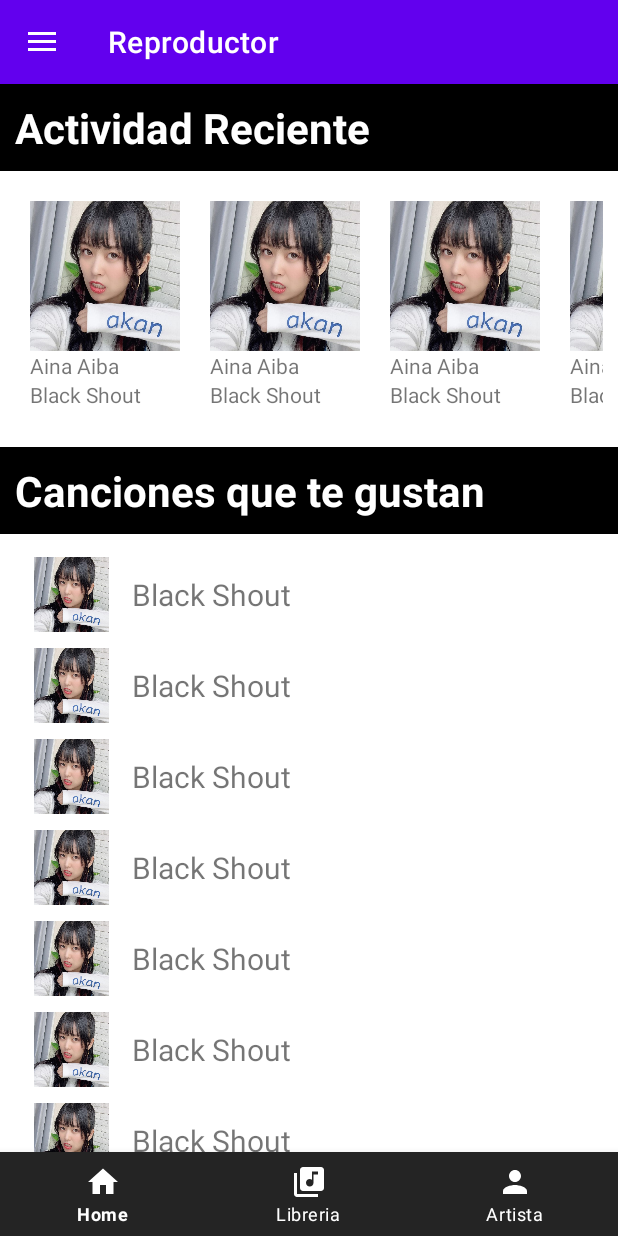
After one commit to Anthony-51/MusicAPP, an Android app: the fragment LibreriaFragment placed in its activity, on a phone screen of 412 x 824 dp. The commit adds this screen. Run offline under Robolectric (Android 15) with nearby library versions, the phone set to English and light mode, and no system bars.

Commit message:
Fragments Terminados y añadidos al menu inferior

```diff
--- /dev/null
+++ b/app/src/main/java/com/example/reproductor/Adapters/RecentActivityAdapter.java
@@ -0,0 +1,41 @@
+package com.example.reproductor.Adapters;
+
+import android.view.LayoutInflater;
+import android.view.View;
+import android.view.ViewGroup;
+
+import androidx.annotation.NonNull;
+import androidx.recyclerview.widget.RecyclerView;
+
+import com.example.reproductor.databinding.RowRecentActivityBinding;
+
+public class RecentActivityAdapter extends RecyclerView.Adapter<RecentActivityAdapter.ViewHolder> {
+
+    public RecentActivityAdapter() {
+    }
+
+    @NonNull
+    @Override
+    public RecentActivityAdapter.ViewHolder onCreateViewHolder(@NonNull ViewGroup parent, int viewType) {
+        RowRecentActivityBinding binding = RowRecentActivityBinding.inflate(LayoutInflater.from(parent.getContext()),parent,false);
+        return new ViewHolder(binding);
+    }
+
+    @Override
+    public void onBindViewHolder(@NonNull RecentActivityAdapter.ViewHolder holder, int position) {
+
+    }
+
+    @Override
+    public int getItemCount() {
+        return 6;
+    }
+
+    public class ViewHolder extends RecyclerView.ViewHolder {
+        private RowRecentActivityBinding binding;
+        public ViewHolder(RowRecentActivityBinding binding) {
+            super(binding.getRoot());
+            this.binding = binding;
+        }
+    }
+}
--- /dev/null
+++ b/app/src/main/java/com/example/reproductor/Adapters/SongLikesAdapter.java
@@ -0,0 +1,41 @@
+package com.example.reproductor.Adapters;
+
+import android.view.LayoutInflater;
+import android.view.ViewGroup;
+
+import androidx.annotation.NonNull;
+import androidx.recyclerview.widget.RecyclerView;
+
+import com.example.reproductor.databinding.RowSongLikesBinding;
+
+public class SongLikesAdapter extends RecyclerView.Adapter<SongLikesAdapter.ViewHolder> {
+
+    public SongLikesAdapter() {
+    }
+
+    @NonNull
+    @Override
+    public SongLikesAdapter.ViewHolder onCreateViewHolder(@NonNull ViewGroup parent, int viewType) {
+        RowSongLikesBinding binding = RowSongLikesBinding.inflate(LayoutInflater.from(parent.getContext()),parent,false);
+        return new ViewHolder(binding);
+    }
+
+    @Override
+    public void onBindViewHolder(@NonNull SongLikesAdapter.ViewHolder holder, int position) {
+
+    }
+
+    @Override
+    public int getItemCount() {
+        return 15;
+    }
+
+
+    public class ViewHolder extends RecyclerView.ViewHolder {
+        private RowSongLikesBinding vBinding;
+        public ViewHolder(RowSongLikesBinding binding) {
+            super(binding.getRoot());
+            this.vBinding = binding;
+        }
+    }
+}
--- a/app/src/main/java/com/example/reproductor/firstRowAdapter.java
+++ b/app/src/main/java/com/example/reproductor/Adapters/firstRowAdapter.java
@@ -1,4 +1,4 @@
-package com.example.reproductor;
+package com.example.reproductor.Adapters;
 
 import android.view.LayoutInflater;
 import android.view.View;
@@ -8,6 +8,8 @@ import android.widget.TextView;
 
 import androidx.annotation.NonNull;
 import androidx.recyclerview.widget.RecyclerView;
+
+import com.example.reproductor.R;
 
 public class firstRowAdapter extends RecyclerView.Adapter<firstRowAdapter.ViewHolder> {
 
--- /dev/null
+++ b/app/src/main/java/com/example/reproductor/Fragments/LibreriaFragment.java
@@ -0,0 +1,43 @@
+package com.example.reproductor.Fragments;
+
+import android.os.Bundle;
+
+import androidx.fragment.app.Fragment;
+import androidx.recyclerview.widget.GridLayoutManager;
+import androidx.recyclerview.widget.LinearLayoutManager;
+import androidx.recyclerview.widget.RecyclerView;
+
+import android.view.LayoutInflater;
+import android.view.View;
+import android.view.ViewGroup;
+
+import com.example.reproductor.Adapters.RecentActivityAdapter;
+import com.example.reproductor.Adapters.SongLikesAdapter;
+import com.example.reproductor.R;
+import com.example.reproductor.databinding.FragmentLibreriaBinding;
+
+public class LibreriaFragment extends Fragment {
+
+    private FragmentLibreriaBinding binding;
+    private RecentActivityAdapter activityAdapter;
+    private SongLikesAdapter likesAdapter;
+    private RecyclerView.LayoutManager gridLayout, linearLayout;
+    @Override
+    public View onCreateView(LayoutInflater inflater, ViewGroup container,
+                             Bundle savedInstanceState) {
+        // Inflate the layout for this fragment
+        binding =  FragmentLibreriaBinding.inflate(inflater, container, false);
+
+        linearLayout = new LinearLayoutManager(getContext(),LinearLayoutManager.VERTICAL,false);
+        gridLayout = new GridLayoutManager(getContext(),1, LinearLayoutManager.HORIZONTAL,false);
+        binding.recyclerLibrary.setLayoutManager(gridLayout);
+        binding.recyclerLikes.setLayoutManager(linearLayout);
+
+        activityAdapter = new RecentActivityAdapter();
+        likesAdapter = new SongLikesAdapter();
+        binding.recyclerLibrary.setAdapter(activityAdapter);
+        binding.recyclerLikes.setAdapter(likesAdapter);
+
+        return binding.getRoot();
+    }
+}
--- /dev/null
+++ b/app/src/main/java/com/example/reproductor/Fragments/gridFragmentRecycler.java
@@ -0,0 +1,33 @@
+package com.example.reproductor.Fragments;
+
+import android.os.Bundle;
+
+import androidx.fragment.app.Fragment;
+import androidx.recyclerview.widget.GridLayoutManager;
+import androidx.recyclerview.widget.LinearLayoutManager;
+import androidx.recyclerview.widget.RecyclerView;
+
+import android.view.LayoutInflater;
+import android.view.View;
+import android.view.ViewGroup;
+
+import com.example.reproductor.R;
+import com.example.reproductor.Adapters.firstRowAdapter;
+import com.example.reproductor.databinding.FragmentGridRecyclerBinding;
+
+public class gridFragmentRecycler extends Fragment {
+    private FragmentGridRecyclerBinding binding;
+    private RecyclerView.LayoutManager gridLayout;
+    private firstRowAdapter rowAdapter;
+    @Override
+    public View onCreateView(LayoutInflater inflater, ViewGroup container,
+                             Bundle savedInstanceState) {
+        binding = FragmentGridRecyclerBinding.inflate(inflater, container, false);
+        gridLayout = new GridLayoutManager(getContext(), 1, LinearLayoutManager.HORIZONTAL, false);
+        binding.firstRown.setLayoutManager(gridLayout);
+
+        rowAdapter = new firstRowAdapter();
+        binding.firstRown.setAdapter(rowAdapter);
+        return binding.getRoot();
+    }
+}
--- a/app/src/main/java/com/example/reproductor/MainActivity.java
+++ b/app/src/main/java/com/example/reproductor/MainActivity.java
@@ -6,11 +6,18 @@ import android.view.MenuItem;
 import androidx.annotation.NonNull;
 import androidx.appcompat.app.ActionBarDrawerToggle;
 import androidx.appcompat.app.AppCompatActivity;
+import androidx.drawerlayout.widget.DrawerLayout;
+import androidx.fragment.app.Fragment;
+import androidx.fragment.app.FragmentTransaction;
 
+import com.example.reproductor.Fragments.ArtistFragment;
+import com.example.reproductor.Fragments.LibreriaFragment;
+import com.example.reproductor.Fragments.gridFragmentRecycler;
 import com.example.reproductor.databinding.ActivityMainBinding;
+import com.google.android.material.bottomnavigation.BottomNavigationView;
 
-public class MainActivity extends AppCompatActivity {
-
+public class MainActivity extends AppCompatActivity implements BottomNavigationView.OnNavigationItemSelectedListener {
+    public static final int var = 1;
     private ActivityMainBinding binding;
     private ActionBarDrawerToggle mToggle;
     @Override
@@ -18,12 +25,13 @@ public class MainActivity extends AppCompatActivity {
         super.onCreate(savedInstanceState);
         binding = ActivityMainBinding.inflate(getLayoutInflater());
         setContentView(binding.getRoot());
+        changeFragment(new gridFragmentRecycler());
 
+        binding.buttonNav.setOnNavigationItemSelectedListener(this);
         mToggle = new ActionBarDrawerToggle(this,binding.drawerLayout,R.string.open,R.string.close);
         binding.drawerLayout.addDrawerListener(mToggle);
         mToggle.syncState();
         getSupportActionBar().setDisplayHomeAsUpEnabled(true);
-
         }
 
     @Override
@@ -33,4 +41,25 @@ public class MainActivity extends AppCompatActivity {
         }
         return super.onOptionsItemSelected(item);
     }
+
+    @Override
+    public boolean onNavigationItemSelected(@NonNull MenuItem item) {
+        if (item.getItemId() == R.id.home){
+            changeFragment(new gridFragmentRecycler());
+        }
+        if (item.getItemId() == R.id.Library){
+            changeFragment(new LibreriaFragment());
+        }
+        if (item.getItemId() == R.id.artist){
+            changeFragment(new ArtistFragment());
+        }
+        return true;
+    }
+
+    private void changeFragment(Fragment fragment){
+        getSupportFragmentManager().beginTransaction().replace(R.id.container, fragment)
+                .setTransition(FragmentTransaction.TRANSIT_FRAGMENT_FADE)
+                .commit();
+
+    }
 }
--- /dev/null
+++ b/app/src/main/res/drawable/ic_music_note.xml
@@ -0,0 +1,5 @@
+<vector android:height="24dp" android:tint="#FFFFFF"
+    android:viewportHeight="24" android:viewportWidth="24"
+    android:width="24dp" xmlns:android="http://schemas.android.com/apk/res/android">
+    <path android:fillColor="@android:color/white" android:pathData="M12,3v10.55c-0.59,-0.34 -1.27,-0.55 -2,-0.55 -2.21,0 -4,1.79 -4,4s1.79,4 4,4 4,-1.79 4,-4V7h4V3h-6z"/>
+</vector>
--- a/app/src/main/res/layout/activity_main.xml
+++ b/app/src/main/res/layout/activity_main.xml
@@ -1,5 +1,5 @@
 <?xml version="1.0" encoding="utf-8"?>
-<FrameLayout xmlns:android="http://schemas.android.com/apk/res/android"
+<androidx.coordinatorlayout.widget.CoordinatorLayout xmlns:android="http://schemas.android.com/apk/res/android"
     xmlns:app="http://schemas.android.com/apk/res-auto"
     xmlns:tools="http://schemas.android.com/tools"
     android:layout_width="match_parent"
@@ -12,20 +12,30 @@
         android:layout_width="match_parent"
         android:layout_height="match_parent"
         >
-        <LinearLayout
-            android:id="@+id/linearLayout"
+    <ScrollView
         android:layout_width="match_parent"
         android:layout_height="match_parent"
-            android:background="@drawable/korwa">
-            <fragment
-                android:id="@+id/firstFragment"
+        app:layout_constraintStart_toStartOf="parent"
+        app:layout_constraintBottom_toBottomOf="parent"
+        app:layout_constraintEnd_toEndOf="parent"
+        android:scrollbars="none"
+        >
+
+
+        <LinearLayout
             android:layout_width="match_parent"
             android:layout_height="wrap_content"
-                android:name="com.example.reproductor.gridFragmentRecycler"
-                tools:layout="@layout/fragment_grid_recycler"
-                android:layout_margin="10dp"
-                />
+            android:orientation="vertical">
+
+                <FrameLayout
+                    android:id="@+id/container"
+                    android:layout_width="match_parent"
+                    android:layout_height="match_parent"
+                    android:layout_marginBottom="60dp">
+                </FrameLayout>
+
         </LinearLayout>
+    </ScrollView>
     <com.google.android.material.navigation.NavigationView
         android:id="@+id/nav"
         app:headerLayout="@layout/nav_header"
@@ -35,11 +45,13 @@
         app:itemTextColor="@color/white"
         app:itemIconTint="@color/white"
         app:menu="@menu/navigation_bar"
-            android:layout_gravity="start">
+        android:layout_gravity="start"
 
-        </com.google.android.material.navigation.NavigationView>
+        />
+
+
+
     </androidx.drawerlayout.widget.DrawerLayout>
-
 
     <com.google.android.material.bottomnavigation.BottomNavigationView
         android:id="@+id/buttonNav"
@@ -49,6 +61,6 @@
         android:background="#242424"
         app:itemIconTint="#ffffff"
         app:itemTextColor="#ffffff"
-        app:menu="@menu/main_menu" />
-
-</FrameLayout>
+        app:menu="@menu/main_menu"
+        />
+</androidx.coordinatorlayout.widget.CoordinatorLayout>
--- /dev/null
+++ b/app/src/main/res/layout/fragment_libreria.xml
@@ -0,0 +1,73 @@
+<?xml version="1.0" encoding="utf-8"?>
+<androidx.constraintlayout.widget.ConstraintLayout xmlns:android="http://schemas.android.com/apk/res/android"
+    xmlns:tools="http://schemas.android.com/tools"
+    android:layout_width="match_parent"
+    android:layout_height="match_parent"
+    xmlns:app="http://schemas.android.com/apk/res-auto"
+    tools:context=".Fragments.LibreriaFragment">
+
+    <!-- TODO: Update blank fragment layout -->
+
+    <TextView
+        android:id="@+id/title_activity"
+        android:layout_width="match_parent"
+        android:layout_height="wrap_content"
+        android:background="#000000"
+        android:padding="10dp"
+        android:text="@string/recent_activity"
+        android:textColor="#ffffff"
+        android:textSize="28sp"
+        android:textStyle="bold"
+        app:layout_constraintBottom_toTopOf="@id/recycler_library"
+        app:layout_constraintRight_toRightOf="parent"
+        app:layout_constraintStart_toStartOf="parent"
+        app:layout_constraintTop_toTopOf="parent" />
+
+    <androidx.recyclerview.widget.RecyclerView
+            android:padding="10dp"
+        android:id="@+id/recycler_library"
+        android:layout_width="match_parent"
+        android:layout_height="wrap_content"
+            app:layout_constraintTop_toBottomOf="@id/title_activity"
+            app:layout_constraintLeft_toLeftOf="parent"
+            app:layout_constraintRight_toRightOf="parent"
+            app:layout_constraintBottom_toTopOf="@+id/title_likes"
+        />
+    <TextView
+        android:id="@+id/title_likes"
+        android:layout_width="match_parent"
+        android:layout_height="wrap_content"
+        android:text="@string/song_likes"
+        android:textStyle="bold"
+        android:textSize="28sp"
+        android:padding="10dp"
+        android:layout_marginTop="5dp"
+        android:textColor="#ffffff"
+        android:background="#000000"
+        app:layout_constraintTop_toBottomOf="@id/recycler_library"
+        app:layout_constraintLeft_toLeftOf="parent"
+        app:layout_constraintRight_toRightOf="parent"
+        app:layout_constraintBottom_toTopOf="@id/recycler_linear"
+        />
+    <LinearLayout
+        android:id="@+id/recycler_linear"
+        android:layout_width="match_parent"
+        android:layout_height="wrap_content"
+        android:orientation="vertical"
+        app:layout_constraintTop_toBottomOf="@id/title_likes"
+
+        app:layout_constraintLeft_toLeftOf="parent"
+        app:layout_constraintRight_toRightOf="parent"
+        >
+        <androidx.recyclerview.widget.RecyclerView
+        android:id="@+id/recycler_likes"
+        android:layout_width="match_parent"
+        android:layout_height="match_parent"
+        android:padding="10dp"/>
+
+    </LinearLayout>
+
+
+
+
+</androidx.constraintlayout.widget.ConstraintLayout>
--- /dev/null
+++ b/app/src/main/res/layout/row_recent_activity.xml
@@ -0,0 +1,36 @@
+<?xml version="1.0" encoding="utf-8"?>
+<androidx.constraintlayout.widget.ConstraintLayout xmlns:android="http://schemas.android.com/apk/res/android"
+    android:layout_width="wrap_content"
+    android:layout_height="wrap_content"
+    xmlns:app="http://schemas.android.com/apk/res-auto"
+    android:padding="10dp">
+
+    <ImageView
+        android:id="@+id/img_artist"
+        android:layout_width="100dp"
+        android:layout_height="100dp"
+        android:src="@drawable/ainaaiba"
+        android:scaleType="fitCenter"
+        app:layout_constraintTop_toTopOf="parent"
+        app:layout_constraintStart_toStartOf="parent"
+        app:layout_constraintEnd_toEndOf="parent"
+        android:contentDescription="@string/artist" />
+    <TextView
+        android:id="@+id/name_artist"
+        android:layout_width="match_parent"
+        android:layout_height="wrap_content"
+        android:text="@string/artist"
+
+        app:layout_constraintTop_toBottomOf="@+id/img_artist"
+        app:layout_constraintStart_toStartOf="parent"
+        />
+    <TextView
+        android:layout_width="match_parent"
+        android:layout_height="wrap_content"
+        android:text="@string/song"
+
+        app:layout_constraintTop_toBottomOf="@+id/name_artist"
+        app:layout_constraintStart_toStartOf="parent"
+        />
+
+</androidx.constraintlayout.widget.ConstraintLayout>
--- /dev/null
+++ b/app/src/main/res/layout/row_song_likes.xml
@@ -0,0 +1,43 @@
+<?xml version="1.0" encoding="utf-8"?>
+<androidx.constraintlayout.widget.ConstraintLayout xmlns:android="http://schemas.android.com/apk/res/android"
+    android:layout_width="match_parent"
+    android:layout_height="wrap_content"
+    xmlns:app="http://schemas.android.com/apk/res-auto"
+    android:padding="5dp">
+    <ImageView
+        android:id="@+id/img_song"
+        android:layout_width="50dp"
+        android:layout_height="50dp"
+        android:src="@drawable/ainaaiba"
+        app:layout_constraintTop_toTopOf="parent"
+        app:layout_constraintStart_toStartOf="parent"
+        app:layout_constraintBottom_toBottomOf="parent"
+        android:contentDescription="@string/artist"
+        android:layout_marginLeft="7dp"
+        android:layout_marginStart="7dp" />
+    <TextView
+        android:id="@+id/name_song"
+        android:layout_width="wrap_content"
+        android:layout_height="wrap_content"
+        android:text="@string/song"
+        app:layout_constraintStart_toEndOf="@+id/img_song"
+        app:layout_constraintTop_toTopOf="parent"
+        app:layout_constraintBottom_toBottomOf="parent"
+        android:layout_marginStart="15dp"
+        android:layout_marginLeft="15dp"
+        android:textSize="20sp"
+        />
+    <ImageView
+        android:id="@+id/icon_song"
+        android:layout_width="wrap_content"
+        android:layout_height="wrap_content"
+        android:src="@drawable/ic_music_note"
+        app:layout_constraintEnd_toEndOf="parent"
+        app:layout_constraintTop_toTopOf="parent"
+        app:layout_constraintBottom_toBottomOf="parent"
+        android:layout_marginRight="10dp"
+        android:layout_marginEnd="10dp"
+        />
+
+
+</androidx.constraintlayout.widget.ConstraintLayout>
--- a/app/src/main/res/values/strings.xml
+++ b/app/src/main/res/values/strings.xml
@@ -2,6 +2,12 @@
     <string name="app_name">Reproductor</string>
     <string name="open">Open</string>
     <string name="close">Close</string>
+    <string name="recommended">Recomendado</string>
+    <string name="recent_activity">Actividad Reciente</string>
+    <string name="song_likes">Canciones que te gustan</string>
+    <string name="artist">Aina Aiba</string>
+    <string name="song">Black Shout</string>
+    <string name="description">Descripcion</string>
     <!-- TODO: Remove or change this placeholder text -->
     <string name="hello_blank_fragment">Hello blank fragment</string>
 </resources>
```
Also changed, not shown: app/src/main/java/com/example/reproductor/Adapters/ArtistAdapter.java (added, +43 -0 lines), app/src/main/java/com/example/reproductor/Fragments/ArtistFragment.java (added, +35 -0 lines), app/src/main/java/com/example/reproductor/gridFragmentRecycler.java (deleted, +0 -78 lines), app/src/main/res/layout/fragment_artist.xml (added, +30 -0 lines), app/src/main/res/layout/fragment_grid_recycler.xml (+4 -4 lines), app/src/main/res/layout/row_artists.xml (added, +46 -0 lines). Lines whose indentation alone changed are shown as unchanged.
